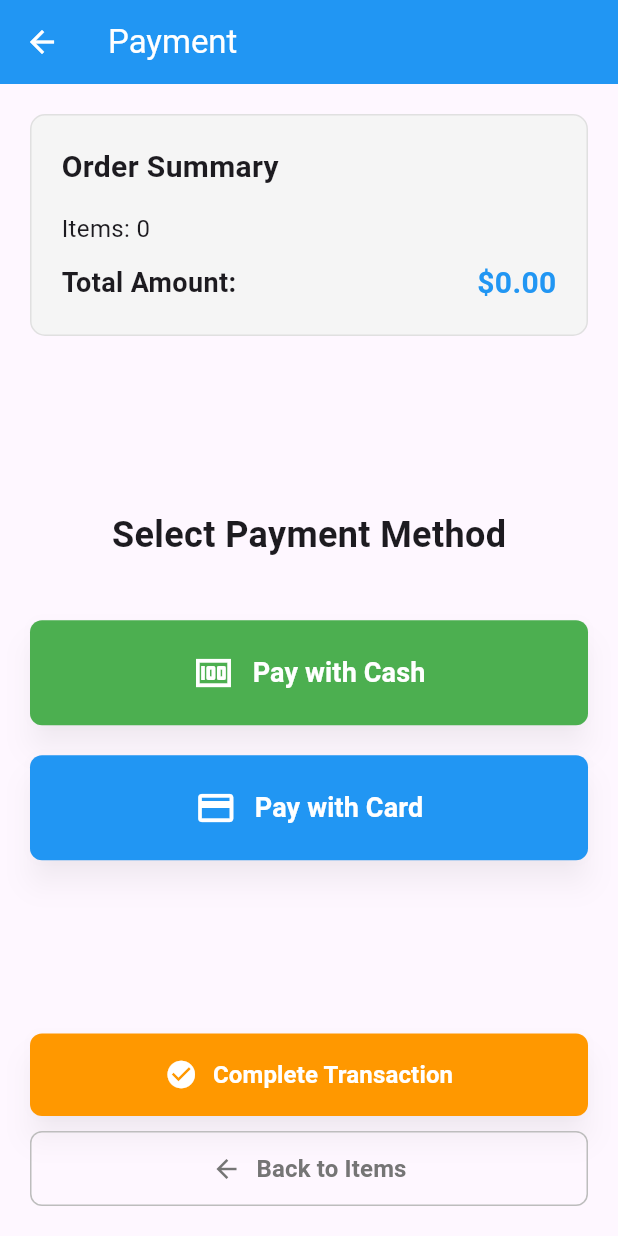
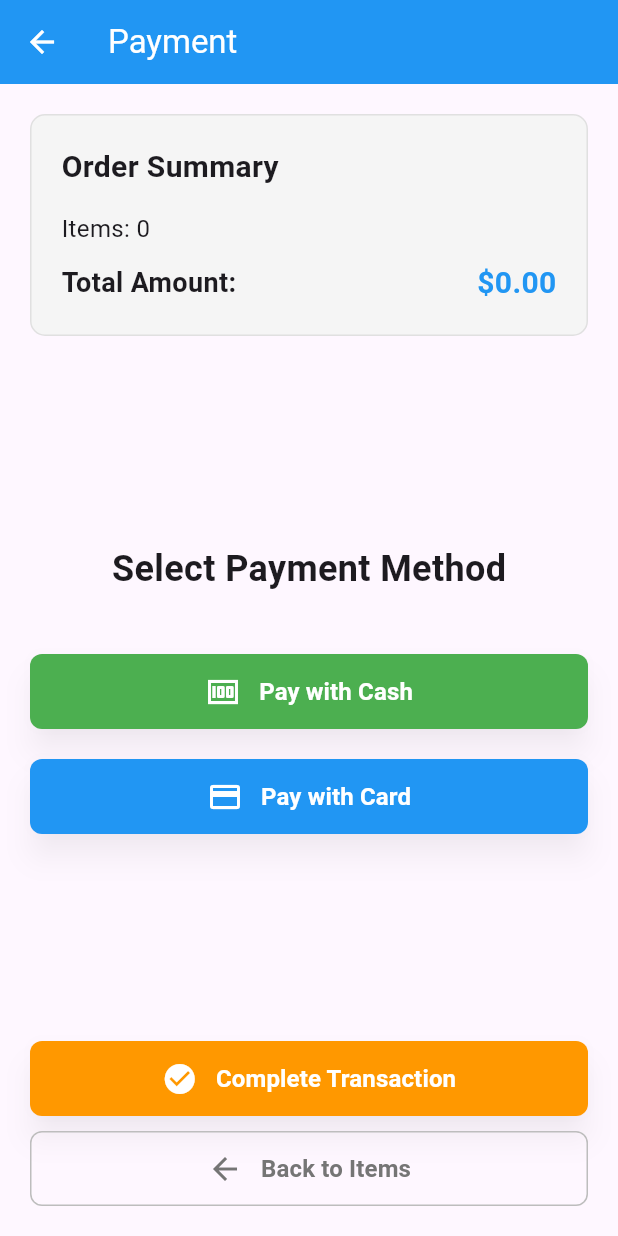
Before and after one commit to ziyafirat/POS_Flutter, a Flutter app: the PaymentPage screen opened directly, on a phone screen of 412 x 824 dp. Run offline on Flutter 3.47's test engine with Material 3 defaults, Android fonts, the phone set to English and light mode, and no system bars; our stand-ins replace get, logger, video_player; missing offline and left inert: grpc, mqtt_client.

Commit message:
Standardize all buttons to same size: 50px height with consistent styling
- All buttons now have uniform 50px height across all pages
- Assistant buttons made much smaller with compact design (20px icons, 10px text)
- Consistent 8px border radius for modern square appearance
- Standardized icon sizes to 24px (20px for assistant buttons)
- Consistent 16px font size with FontWeight.w600
- Enhanced shadows (elevation: 8) for modern look
- Updated Start Page, Item Scan, Payment, Assistant, and Error pages
- All buttons now have professional, uniform appearance

```diff
--- a/lib/views/item_scan_page.dart
+++ b/lib/views/item_scan_page.dart
@@ -145,7 +145,7 @@ class ItemScanPage extends StatelessWidget {
                 const SizedBox(height: 20),
                 SizedBox(
                   width: double.infinity,
-                  height: 60,
+                  height: 50,
                   child: Obx(() {
                     final isEmpty = controller.scannedItems.isEmpty;
                     final totalAmount = controller.totalAmount;
--- a/lib/views/payment_page.dart
+++ b/lib/views/payment_page.dart
@@ -89,7 +89,7 @@ class PaymentPage extends StatelessWidget {
                   // Cash Payment Button
                   SizedBox(
                     width: double.infinity,
-                    height: 70,
+                    height: 50,
                     child: ElevatedButton(
                       onPressed: () {
                         controller.processPayment('cash');
@@ -106,12 +106,12 @@ class PaymentPage extends StatelessWidget {
                       child: const Row(
                         mainAxisAlignment: MainAxisAlignment.center,
                         children: [
-                          Icon(Icons.money, size: 28),
+                          Icon(Icons.money, size: 24),
                           SizedBox(width: 12),
                           Text(
                             'Pay with Cash',
                             style: TextStyle(
-                              fontSize: 18,
+                              fontSize: 16,
                               fontWeight: FontWeight.w600,
                             ),
                           ),
@@ -124,7 +124,7 @@ class PaymentPage extends StatelessWidget {
                   // Card Payment Button
                   SizedBox(
                     width: double.infinity,
-                    height: 70,
+                    height: 50,
                     child: ElevatedButton(
                       onPressed: () {
                         controller.processPayment('card');
@@ -141,12 +141,12 @@ class PaymentPage extends StatelessWidget {
                       child: const Row(
                         mainAxisAlignment: MainAxisAlignment.center,
                         children: [
-                          Icon(Icons.credit_card, size: 28),
+                          Icon(Icons.credit_card, size: 24),
                           SizedBox(width: 12),
                           Text(
                             'Pay with Card',
                             style: TextStyle(
-                              fontSize: 18,
+                              fontSize: 16,
                               fontWeight: FontWeight.w600,
                             ),
                           ),
@@ -167,7 +167,7 @@ class PaymentPage extends StatelessWidget {
                 // Complete Transaction Button
                 SizedBox(
                   width: double.infinity,
-                  height: 55,
+                  height: 50,
                   child: ElevatedButton(
                     onPressed: () {
                       // This would complete the transaction and go to receipt/printing
@@ -185,8 +185,8 @@ class PaymentPage extends StatelessWidget {
                     child: const Row(
                       mainAxisAlignment: MainAxisAlignment.center,
                       children: [
-                        Icon(Icons.check_circle, size: 22),
-                        SizedBox(width: 10),
+                        Icon(Icons.check_circle, size: 24),
+                        SizedBox(width: 12),
                         Text(
                           'Complete Transaction',
                           style: TextStyle(fontSize: 16, fontWeight: FontWeight.w600),
@@ -212,8 +212,8 @@ class PaymentPage extends StatelessWidget {
                     child: const Row(
                       mainAxisAlignment: MainAxisAlignment.center,
                       children: [
-                        Icon(Icons.arrow_back, size: 20),
-                        SizedBox(width: 10),
+                        Icon(Icons.arrow_back, size: 24),
+                        SizedBox(width: 12),
                         Text(
                           'Back to Items',
                           style: TextStyle(fontSize: 16, fontWeight: FontWeight.w600),
--- a/lib/views/start_page.dart
+++ b/lib/views/start_page.dart
@@ -71,7 +71,7 @@ class StartPage extends StatelessWidget {
             // Start Button
             SizedBox(
               width: 280,
-              height: 60,
+              height: 50,
               child: ElevatedButton(
                 onPressed: () {
                   controller.clearScannedItems(); // Clear any previous items
@@ -107,7 +107,7 @@ class StartPage extends StatelessWidget {
             // Assistant Page Button
             SizedBox(
               width: 280,
-              height: 60,
+              height: 50,
               child: ElevatedButton(
                 onPressed: () {
                   controller.navigateToAssistant();
@@ -142,7 +142,7 @@ class StartPage extends StatelessWidget {
             // gRPC Test Button
             SizedBox(
               width: 280,
-              height: 60,
+              height: 50,
               child: ElevatedButton(
                 onPressed: () {
                   controller.testGrpcConnection();
```
Also changed, not shown: lib/views/assistant_page.dart (+9 -6 lines), lib/views/error_page.dart (+7 -5 lines).
